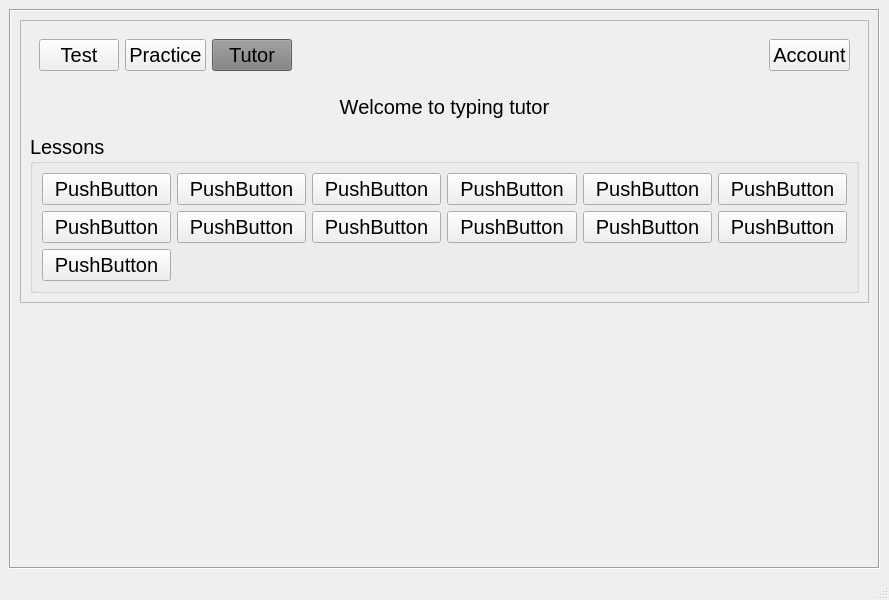
Above: Tutor.ui from Prakash5209/typing_tutor before the change. Below: the same form after it.
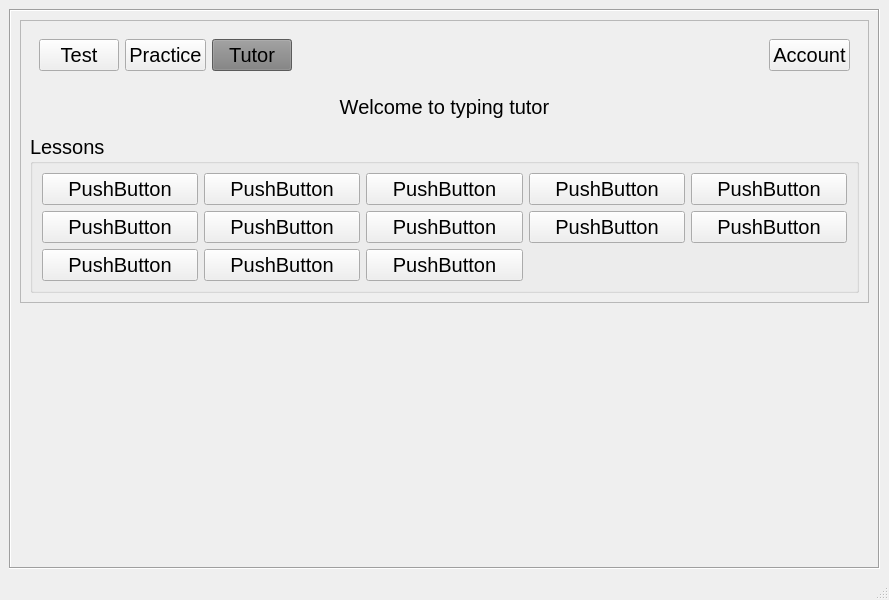
That is the form after the change.

The edit to the form file:
```diff
--- a/Tutor.ui
+++ b/Tutor.ui
@@ -183,70 +183,63 @@
              </property>
              <layout class="QGridLayout" name="gridLayout_2">
               <item row="0" column="4">
-               <widget class="QPushButton" name="pushButton_7">
-                <property name="text">
-                 <string>PushButton</string>
-                </property>
-               </widget>
-              </item>
-              <item row="1" column="4">
-               <widget class="QPushButton" name="pushButton_13">
-                <property name="text">
-                 <string>PushButton</string>
-                </property>
-               </widget>
-              </item>
-              <item row="0" column="0">
-               <widget class="QPushButton" name="pushButton">
-                <property name="text">
-                 <string>PushButton</string>
-                </property>
-               </widget>
-              </item>
-              <item row="0" column="3">
                <widget class="QPushButton" name="pushButton_6">
                 <property name="text">
                  <string>PushButton</string>
                 </property>
                </widget>
               </item>
-              <item row="1" column="3">
+              <item row="1" column="5">
                <widget class="QPushButton" name="pushButton_12">
                 <property name="text">
                  <string>PushButton</string>
                 </property>
                </widget>
               </item>
-              <item row="1" column="1">
-               <widget class="QPushButton" name="pushButton_10">
-                <property name="text">
-                 <string>PushButton</string>
-                </property>
-               </widget>
-              </item>
-              <item row="0" column="2">
-               <widget class="QPushButton" name="pushButton_5">
-                <property name="text">
-                 <string>PushButton</string>
-                </property>
-               </widget>
-              </item>
               <item row="0" column="5">
-               <widget class="QPushButton" name="pushButton_8">
+               <widget class="QPushButton" name="pushButton_7">
                 <property name="text">
                  <string>PushButton</string>
                 </property>
                </widget>
               </item>
-              <item row="1" column="5">
+              <item row="1" column="4">
+               <widget class="QPushButton" name="pushButton_11">
+                <property name="text">
+                 <string>PushButton</string>
+                </property>
+               </widget>
+              </item>
+              <item row="2" column="1">
                <widget class="QPushButton" name="pushButton_14">
                 <property name="text">
                  <string>PushButton</string>
                 </property>
                </widget>
               </item>
+              <item row="2" column="2">
+               <widget class="QPushButton" name="pushButton_15">
+                <property name="text">
+                 <string>PushButton</string>
+                </property>
+               </widget>
+              </item>
+              <item row="2" column="0">
+               <widget class="QPushButton" name="pushButton_13">
+                <property name="text">
+                 <string>PushButton</string>
+                </property>
+               </widget>
+              </item>
+              <item row="0" column="0">
+               <widget class="QPushButton" name="pushButton">
+                <property name="text">
+                 <string>PushButton</string>
+                </property>
+               </widget>
+              </item>
               <item row="1" column="0">
-               <widget class="QPushButton" name="pushButton_9">
+               <widget class="QPushButton" name="pushButton_8">
                 <property name="text">
                  <string>PushButton</string>
                 </property>
@@ -259,15 +252,22 @@
                 </property>
                </widget>
               </item>
+              <item row="1" column="1">
+               <widget class="QPushButton" name="pushButton_9">
+                <property name="text">
+                 <string>PushButton</string>
+                </property>
+               </widget>
+              </item>
               <item row="1" column="2">
-               <widget class="QPushButton" name="pushButton_11">
+               <widget class="QPushButton" name="pushButton_10">
                 <property name="text">
                  <string>PushButton</string>
                 </property>
                </widget>
               </item>
-              <item row="2" column="0">
-               <widget class="QPushButton" name="pushButton_15">
+              <item row="0" column="2">
+               <widget class="QPushButton" name="pushButton_5">
                 <property name="text">
                  <string>PushButton</string>
                 </property>
```
Left out of the diff: 26 changed lines with no effect on the pictures.
